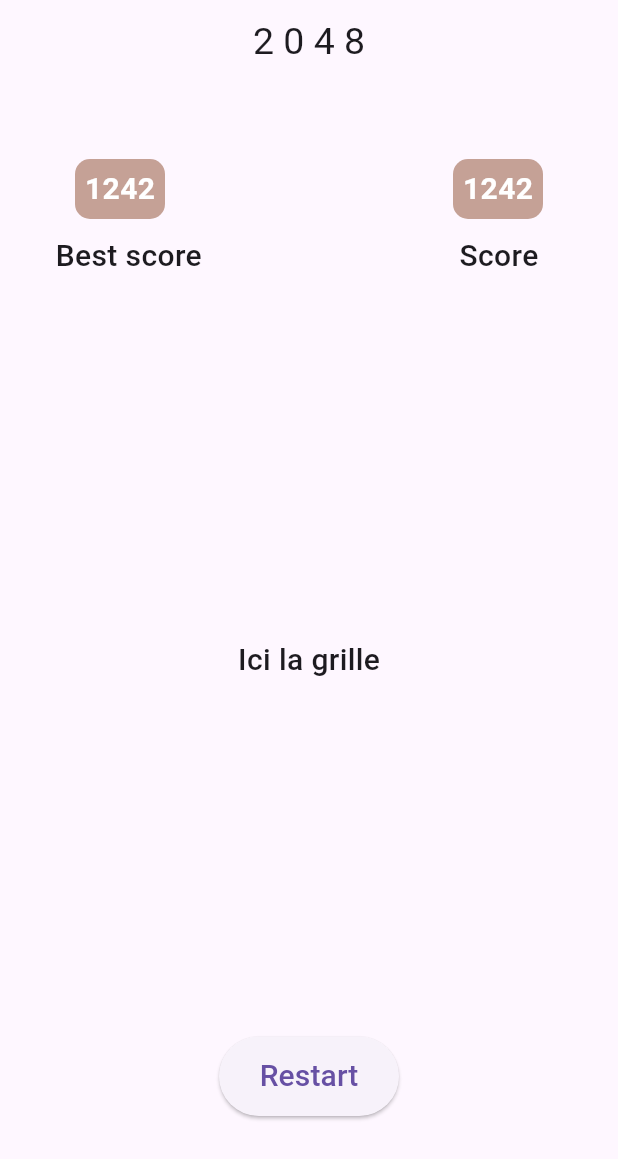
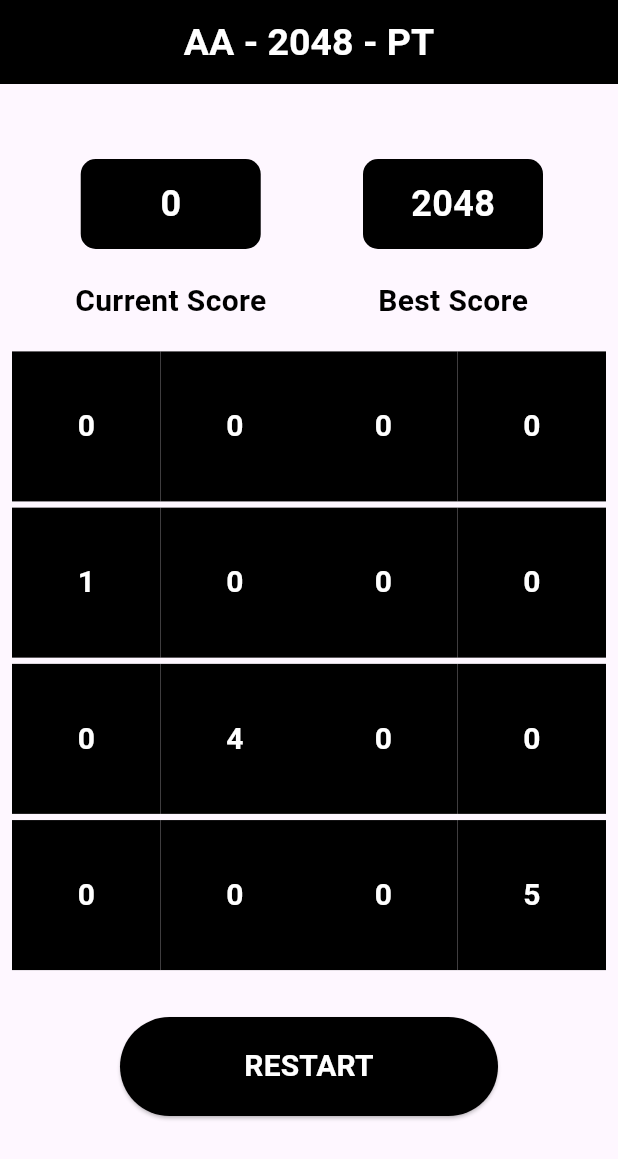
Before and after one commit to aladinMJ/game2048, a Flutter app: the screen it shows after launch, on a phone screen of 412 x 824 dp. Shown: the top 1159 px of the screen. Run offline on Flutter 3.47's test engine with Material 3 defaults, Android fonts, the phone set to English and light mode, and no system bars.

Commit message:
feat: add grid and change style

```diff
--- a/lib/src/pages/home_page.dart
+++ b/lib/src/pages/home_page.dart
@@ -1,70 +1,81 @@
 import 'package:flutter/material.dart';
-import '../widgets/button_widget.dart';
+import 'package:game2048/src/widgets/grid_widget.dart';
 import '../widgets/score_widget.dart';
-import '../widgets/text_widget.dart';
 
 class HomePage extends StatelessWidget {
+  HomePage({super.key}) {
+    for (int i = 0; i < 4; i++) {
+      // grid.add([0, 0, 0, 0]);
+    }
+
+    grid.add([0, 0, 0, 0]);
+    grid.add([1, 0, 0, 0]);
+    grid.add([0, 4, 0, 0]);
+    grid.add([0, 0, 0, 5]);
+  }
+
+  final int bestScore = 2048;
+  final int currentScore = 0;
+
+  final List<List<int>> grid = [];
+
   @override
   Widget build(BuildContext context) {
+    double screenWidth = MediaQuery.of(context).size.width;
+    double screenHeight = MediaQuery.of(context).size.height;
+
     return Scaffold(
       appBar: AppBar(
-        title: const Text('2 0 4 8', style: TextStyle(fontSize: 25)),
+        title: const Text('AA - 2048 - PT', style: TextStyle(fontSize: 25)),
+        backgroundColor: const Color.fromARGB(255, 0, 0, 0),
         centerTitle: true,
+        titleTextStyle: const TextStyle(
+            color: Colors.white, fontSize: 25, fontWeight: FontWeight.bold),
       ),
       body: Stack(
         children: [
-          Center(
-            child: CustomText(text: 'Ici la grille'),
-          ),
-         Align(
-          alignment: Alignment.bottomCenter,
-          child: Padding(
-            padding: const EdgeInsets.all(80.0),
-            child: CustomButton(
-              label: 'Restart',
-              onPressed: () {
-                print('Button Pressed!');
-              },
-              width: 120,  // Largeur personnalisée du bouton
-              height: 40,  // Hauteur personnalisée du bouton
-              fontSize: 20, // Taille personnalisée du texte
-            ),
-          ),
-        ),
-
-
           Align(
-            alignment: Alignment.topRight, // Alignement en haut à droite
+            alignment: Alignment.topLeft,
             child: Padding(
-              padding: const EdgeInsets.all(50.0), // Padding pour un peu d'espace par rapport au bord
-              child: ScoreWidget(score: 1242), // Affiche le score en haut à droite
-            ),
-          ),
-          //appel le text_widget pour ecrire le mot 'Score' juste en bas de la score widget
-          Align(
-            alignment: Alignment.topRight, // Alignement en haut à droite
-            child: Padding(
-              padding: const EdgeInsets.only(top: 100, right: 53), // Padding pour un peu d'espace par rapport au bord
-              //ajout un pading a droite
-
-              child: CustomText(text: 'Score'), // Affiche le score en haut à droite
+              padding: const EdgeInsets.all(50.0),
+              child: ScoreWidget(
+                score: currentScore,
+                label: "Current Score",
+              ),
             ),
           ),
           Align(
-            alignment: Alignment.topLeft, // Alignement en haut à droite
+            alignment: Alignment.topRight,
             child: Padding(
-              padding: const EdgeInsets.all(50.0), // Padding pour un peu d'espace par rapport au bord
-              child: ScoreWidget(score: 1242), // Affiche le score en haut à droite
+              padding: const EdgeInsets.all(50.0),
+              child: ScoreWidget(score: bestScore, label: 'Best Score'),
             ),
           ),
-          //appel le text_widget pour ecrire le mot 'Score' juste en bas de la score widget
+          Center(
+            child: GridGameWidget(
+              grid: grid,
+            ),
+          ),
           Align(
-            alignment: Alignment.topLeft, // Alignement en haut à droite
+            alignment: Alignment.bottomCenter,
             child: Padding(
-              padding: const EdgeInsets.only(top: 100, left: 37), // Padding pour un peu d'espace par rapport au bord
-              //ajout un pading a droite
-
-              child: CustomText(text: 'Best score'), // Affiche le score en haut à droite
+              padding: const EdgeInsets.all(80.0),
+              child: ElevatedButton(
+                onPressed: () {},
+                style: ButtonStyle(
+                    backgroundColor: WidgetStateProperty.all<Color>(
+                      const Color.fromARGB(255, 0, 0, 0),
+                    ),
+                    minimumSize: WidgetStateProperty.all<Size>(
+                      Size(screenWidth * 0.8, screenHeight * 0.08),
+                    )),
+                child: const Text('RESTART',
+                    style: TextStyle(
+                      fontSize: 20,
+                      fontWeight: FontWeight.bold,
+                      color: Colors.white,
+                    )),
+              ),
             ),
           ),
         ],
--- /dev/null
+++ b/lib/src/widgets/grid_widget.dart
@@ -0,0 +1,57 @@
+import 'package:flutter/material.dart';
+
+class GridGameWidget extends StatelessWidget {
+  List<List<int>> grid;
+
+  GridGameWidget({super.key, required this.grid});
+
+  @override
+  Widget build(BuildContext context) {
+    double screenWidth = MediaQuery.of(context).size.width;
+    double screenHeight = MediaQuery.of(context).size.height;
+
+    int gridSize = grid.length;
+    double ratio;
+    if (gridSize == 4) {
+      ratio = 0.040;
+    } else if (5 <= gridSize && gridSize < 7) {
+      ratio = 0.020;
+    } else {
+      ratio = 0.001;
+    }
+
+    return GridView.count(
+        physics: const NeverScrollableScrollPhysics(),
+        shrinkWrap: true,
+        padding: const EdgeInsets.all(8),
+        mainAxisSpacing: screenWidth * 0.0125,
+        crossAxisCount: grid.length,
+        children: List.generate(grid.length * grid.length, (index) {
+          int row = (index / gridSize).floor();
+          int col = index % gridSize;
+          int value = grid[row][col];
+
+          return Column(
+            children: <Widget>[
+              // MyButton(myValue: g.listCells[lig][col], myColor: color),
+              SizedBox(
+                  width: 100.0,
+                  height: 100.0,
+                  child: Container(
+                    padding: const EdgeInsets.all(8.0),
+                    color: Colors.black,
+                    child: Center(
+                      child: Text(
+                        '$value',
+                        style: const TextStyle(
+                            color: Colors.white,
+                            fontSize: 20.0,
+                            fontWeight: FontWeight.bold),
+                      ),
+                    ),
+                  ))
+            ],
+          );
+        }));
+  }
+}
--- a/lib/src/widgets/score_widget.dart
+++ b/lib/src/widgets/score_widget.dart
@@ -2,28 +2,42 @@ import 'package:flutter/material.dart';
 
 class ScoreWidget extends StatelessWidget {
   final int score;
+  final String label;
 
-  ScoreWidget({required this.score});
+  const ScoreWidget({super.key, required this.score, required this.label});
 
   @override
   Widget build(BuildContext context) {
-    return Container(
-      width: 60, // Largeur du carré
-      height: 40, // Hauteur du carré
+    return Column(
+      children: [
+        Container(
+          width: 120, // Largeur du carré
+          height: 60, // Hauteur du carré
           decoration: BoxDecoration(
-        color: Color.fromARGB(255, 197, 161, 150),
+            color: const Color.fromARGB(255, 0, 0, 0),
             borderRadius: BorderRadius.circular(10),
           ),
           child: Center(
             child: Text(
               '$score', // Affiche le score
               style: const TextStyle(
-            fontSize: 20, // Taille du texte
+                fontSize: 24, // Taille du texte
                 fontWeight: FontWeight.bold,
                 color: Colors.white, // Couleur du texte
               ),
             ),
           ),
+        ),
+        Container(
+          padding: const EdgeInsets.only(top: 20),
+          child: Text(label,
+              style: const TextStyle(
+                fontSize: 20, // Taille du texte
+                fontWeight: FontWeight.bold,
+                color: Colors.black, // Couleur du texte
+              )),
+        ),
+      ],
     );
   }
 }
--- a/lib/src/widgets/text_widget.dart
+++ b/lib/src/widgets/text_widget.dart
@@ -3,13 +3,13 @@ import 'package:flutter/material.dart';
 class CustomText extends StatelessWidget {
   final String text;
 
-  CustomText({required this.text});
+  const CustomText({super.key, required this.text});
 
   @override
   Widget build(BuildContext context) {
     return Text(
       text,
-      style: TextStyle(fontSize: 20, fontWeight: FontWeight.w500),
+      style: const TextStyle(fontSize: 20, fontWeight: FontWeight.w500),
     );
   }
 }
```
Lines whose indentation alone changed are shown as unchanged.
